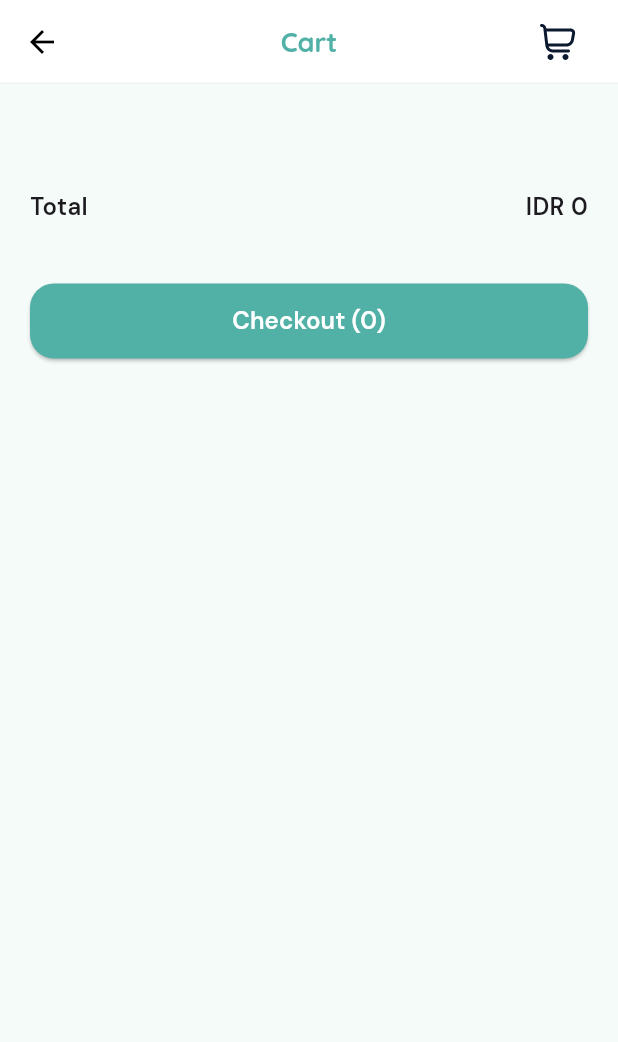
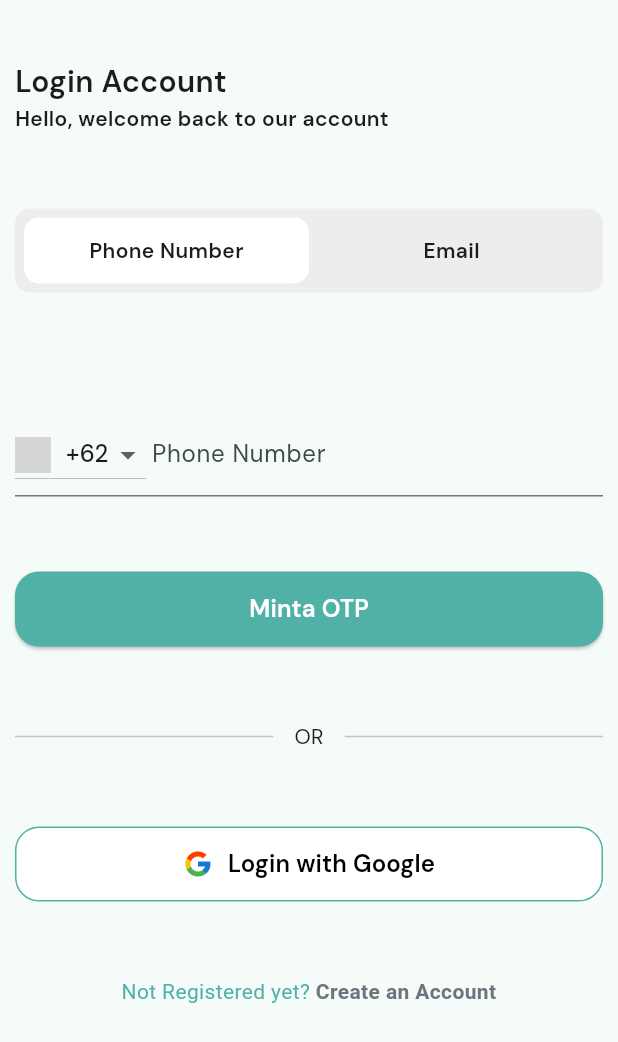
Before and after one commit to Ojan-coder/online_shop_app_flutter, a Flutter app: the CartPage screen opened directly, after a tap on an icon or button, on a phone screen of 412 x 824 dp. Shown: the top 1042 px of the screen. Run offline on Flutter 3.47's test engine with Material 3 defaults, Android fonts, the phone set to English and light mode, and no system bars; our stand-ins replace badges, bloc, carousel_slider, dartz, flutter_bloc, flutter_slidable and 5 more; accounts and stored records are empty; network calls fail; grey boxes are pictures that could not be loaded.

Commit message:
Auth Response

```diff
--- a/lib/core/router/app_router.dart
+++ b/lib/core/router/app_router.dart
@@ -1,6 +1,8 @@
 import 'package:flutter/material.dart';
 import 'package:go_router/go_router.dart';
 
+import '../../presentation/auth/pages/login_page.dart';
+import '../../presentation/auth/pages/register_page.dart';
 import '../../presentation/home/pages/dashboard_page.dart';
 import '../../presentation/intro/splash_page.dart';
 import '../../presentation/orders/pages/cart_page.dart';
@@ -51,18 +53,23 @@ class AppRouter {
         path: RouteConstants.splashPath,
         builder: (context, state) => const SplashPage(),
       ),
-      // GoRoute(
-      //   name: RouteConstants.login,
-      //   path: RouteConstants.loginPath,
-      //   builder: (context, state) => const LoginPage(),
-      //   routes: [
-      //     GoRoute(
-      //       name: RouteConstants.register,
-      //       path: RouteConstants.registerPath,
-      //       builder: (context, state) => const RegisterPage(),
-      //     ),
-      //   ],
-      // ),
+      GoRoute(
+        name: RouteConstants.login,
+        path: RouteConstants.loginPath,
+        builder: (context, state) => const LoginPage(),
+        routes: [
+          //   GoRoute(
+          //     name: RouteConstants.verification,
+          //     path: RouteConstants.verificationPath,
+          //     builder: (context, state) => const VerificationPage(),
+          //   ),
+          GoRoute(
+            name: RouteConstants.register,
+            path: RouteConstants.registerPath,
+            builder: (context, state) => const RegisterPage(),
+          ),
+        ],
+      ),
       GoRoute(
         name: RouteConstants.root,
         path: RouteConstants.rootPath,
--- /dev/null
+++ b/lib/presentation/auth/models/country_model.dart
@@ -0,0 +1,11 @@
+class CountryModel {
+  final String name;
+  final String flag;
+  final int phoneCode;
+
+  CountryModel({
+    required this.name,
+    required this.flag,
+    required this.phoneCode,
+  });
+}
--- /dev/null
+++ b/lib/presentation/auth/pages/login_page.dart
@@ -0,0 +1,211 @@
+import 'package:flutter/material.dart';
+import 'package:go_router/go_router.dart';
+
+import '../../../core/components/buttons.dart';
+import '../../../core/components/spaces.dart';
+import '../../../core/core.dart';
+import '../../../core/router/app_router.dart';
+import '../models/country_model.dart';
+import '../widgets/select_type_login.dart';
+
+class LoginPage extends StatefulWidget {
+  const LoginPage({super.key});
+
+  @override
+  State<LoginPage> createState() => _LoginPageState();
+}
+
+class _LoginPageState extends State<LoginPage> {
+  TypeLoginIs typeLogin = TypeLoginIs.phoneNumber;
+  final phoneController = TextEditingController();
+  final emailController = TextEditingController();
+  final passwordController = TextEditingController();
+  final countries = [
+    CountryModel(
+      name: 'Indonesia',
+      flag:
+          'https://upload.wikimedia.org/wikipedia/commons/0/0b/Flag_of_Indonesia.png',
+      phoneCode: 62,
+    ),
+    CountryModel(
+      name: 'Spanish',
+      flag:
+          'https://w7.pngwing.com/pngs/124/420/png-transparent-flag-of-spain-spanish-language-education-english-translation-spain-flag-miscellaneous-flag-text.png',
+      phoneCode: 34,
+    ),
+    CountryModel(
+      name: 'English',
+      flag:
+          'https://upload.wikimedia.org/wikipedia/commons/f/fc/Flag_of_Great_Britain_%28English_version%29.png',
+      phoneCode: 44,
+    ),
+  ];
+  late CountryModel selectedCountry;
+
+  @override
+  void initState() {
+    selectedCountry = countries.first;
+    super.initState();
+  }
+
+  @override
+  void dispose() {
+    phoneController.dispose();
+    emailController.dispose();
+    passwordController.dispose();
+    super.dispose();
+  }
+
+  @override
+  Widget build(BuildContext context) {
+    return Scaffold(
+      body: ListView(
+        padding: const EdgeInsets.symmetric(horizontal: 10.0, vertical: 40.0),
+        children: [
+          const Text(
+            'Login Account',
+            style: TextStyle(
+              fontSize: 20,
+              fontWeight: FontWeight.w600,
+            ),
+          ),
+          const Text(
+            'Hello, welcome back to our account',
+            style: TextStyle(
+              fontWeight: FontWeight.w600,
+            ),
+          ),
+          const SpaceHeight(50.0),
+          SelectTypeLogin(
+            typeLoginIs: typeLogin,
+            onChanged: (value) {
+              typeLogin = value;
+              setState(() {});
+            },
+          ),
+          if (typeLogin.isPhoneNumber) ...[
+            const SpaceHeight(80.0),
+            TextFormField(
+              controller: phoneController,
+              keyboardType: TextInputType.number,
+              decoration: InputDecoration(
+                labelText: 'Phone Number',
+                prefixIcon: DropdownButton<CountryModel>(
+                  value: selectedCountry,
+                  items: countries.map<DropdownMenuItem<CountryModel>>(
+                      (CountryModel country) {
+                    return DropdownMenuItem<CountryModel>(
+                      value: country,
+                      child: Row(
+                        children: [
+                          Image.network(
+                            country.flag,
+                            width: 24.0,
+                            height: 24.0,
+                            fit: BoxFit.contain,
+                          ),
+                          const SpaceWidth(10.0),
+                          Text('+${country.phoneCode}'),
+                        ],
+                      ),
+                    );
+                  }).toList(),
+                  onChanged: (value) {
+                    setState(() {
+                      final selected = value ?? selectedCountry;
+                      selectedCountry = selected;
+                    });
+                  },
+                ),
+              ),
+            ),
+            const SpaceHeight(50.0),
+            Button.filled(
+              onPressed: () {
+                context.goNamed(RouteConstants.verification);
+              },
+              label: 'Minta OTP',
+            ),
+          ] else if (typeLogin.isEmail) ...[
+            const SpaceHeight(60.0),
+            TextFormField(
+              controller: emailController,
+              keyboardType: TextInputType.emailAddress,
+              decoration: InputDecoration(
+                labelText: 'Email ID',
+                prefixIcon: Padding(
+                  padding: const EdgeInsets.all(12.0),
+                  child: Assets.icons.email.svg(),
+                ),
+              ),
+            ),
+            const SpaceHeight(20.0),
+            TextFormField(
+              controller: passwordController,
+              obscureText: true,
+              decoration: InputDecoration(
+                labelText: 'Password',
+                prefixIcon: Padding(
+                  padding: const EdgeInsets.all(12.0),
+                  child: Assets.icons.password.svg(),
+                ),
+              ),
+            ),
+            const SpaceHeight(50.0),
+            Button.filled(
+              onPressed: () {
+                context.goNamed(
+                  RouteConstants.root,
+                  pathParameters: PathParameters().toMap(),
+                );
+              },
+              label: 'Login',
+            ),
+          ],
+          const SpaceHeight(50.0),
+          const Row(
+            children: [
+              Flexible(child: Divider()),
+              SizedBox(width: 14.0),
+              Text('OR'),
+              SizedBox(width: 14.0),
+              Flexible(child: Divider()),
+            ],
+          ),
+          const SpaceHeight(50.0),
+          Button.outlined(
+            onPressed: () {},
+            label: 'Login with Google',
+            icon: Assets.images.google.image(height: 20.0),
+          ),
+          const SpaceHeight(50.0),
+          InkWell(
+            onTap: () {
+              context.goNamed(RouteConstants.register);
+            },
+            child: const Text.rich(
+              TextSpan(
+                children: [
+                  TextSpan(
+                    text: 'Not Registered yet? ',
+                    style: TextStyle(
+                      color: AppColors.primary,
+                    ),
+                  ),
+                  TextSpan(
+                    text: 'Create an Account',
+                    style: TextStyle(
+                      color: AppColors.grey,
+                      fontWeight: FontWeight.w600,
+                    ),
+                  ),
+                ],
+              ),
+              textAlign: TextAlign.center,
+            ),
+          ),
+        ],
+      ),
+    );
+  }
+}
--- /dev/null
+++ b/lib/presentation/auth/widgets/select_type_login.dart
@@ -0,0 +1,87 @@
+import 'package:flutter/material.dart';
+
+import '../../../core/core.dart';
+
+enum TypeLoginIs {
+  phoneNumber,
+  email;
+
+  bool get isPhoneNumber => this == TypeLoginIs.phoneNumber;
+  bool get isEmail => this == TypeLoginIs.email;
+}
+
+class SelectTypeLogin extends StatelessWidget {
+  final TypeLoginIs typeLoginIs;
+  final void Function(TypeLoginIs value) onChanged;
+
+  const SelectTypeLogin({
+    super.key,
+    required this.typeLoginIs,
+    required this.onChanged,
+  });
+
+  @override
+  Widget build(BuildContext context) {
+    return Container(
+      padding: const EdgeInsets.all(6.0),
+      width: double.infinity,
+      height: 56,
+      decoration: ShapeDecoration(
+        color: AppColors.bgLogin,
+        shape: RoundedRectangleBorder(
+          borderRadius: BorderRadius.circular(10.0),
+        ),
+      ),
+      child: Row(
+        children: [
+          Flexible(
+            flex: 1,
+            child: GestureDetector(
+              onTap: () => onChanged(TypeLoginIs.phoneNumber),
+              child: Container(
+                width: double.infinity,
+                decoration: ShapeDecoration(
+                  color: typeLoginIs.isPhoneNumber ? AppColors.white : null,
+                  shape: RoundedRectangleBorder(
+                    borderRadius: BorderRadius.circular(10.0),
+                  ),
+                ),
+                child: const Center(
+                  child: Text(
+                    'Phone Number',
+                    style: TextStyle(
+                      fontWeight: FontWeight.w600,
+                    ),
+                  ),
+                ),
+              ),
+            ),
+          ),
+          Flexible(
+            flex: 1,
+            child: GestureDetector(
+              onTap: () => onChanged(TypeLoginIs.email),
+              child: Container(
+                width: double.infinity,
+                decoration: ShapeDecoration(
+                  color: typeLoginIs.isEmail ? AppColors.white : null,
+                  shape: RoundedRectangleBorder(
+                    borderRadius: BorderRadius.circular(10.0),
+                  ),
+                ),
+                child: const Center(
+                  child: Text(
+                    'Email',
+                    style: TextStyle(
+                      fontWeight: FontWeight.w600,
+                    ),
+                  ),
+                ),
+              ),
+            ),
+          ),
+        ],
+      ),
+    );
+  }
+}
--- a/lib/presentation/orders/pages/cart_page.dart
+++ b/lib/presentation/orders/pages/cart_page.dart
@@ -168,10 +168,10 @@ class CartPage extends StatelessWidget {
               return Button.filled(
                 onPressed: () {
                   context.goNamed(
-                    RouteConstants.address,
-                    pathParameters: PathParameters(
-                      rootTab: RootTab.order,
-                    ).toMap(),
+                    RouteConstants.login,
+                    // pathParameters: PathParameters(
+                    //   rootTab: RootTab.order,
+                    // ).toMap(),
                   );
                 },
                 label: 'Checkout ($totalQty)',
--- a/pubspec.yaml
+++ b/pubspec.yaml
@@ -43,6 +43,7 @@ dependencies:
   google_fonts: ^6.2.1
   http: ^1.2.1
   intl: ^0.19.0
+  shared_preferences: ^2.2.3
 
 dev_dependencies:
   build_runner: ^2.4.6
```
Also changed, not shown: lib/data/datasources/auth_local_datasource.dart (added, +35 -0 lines), lib/data/models/responses/auth_response_model.dart (added, +97 -0 lines), lib/presentation/auth/pages/register_page.dart (added, +132 -0 lines), pubspec.lock.
